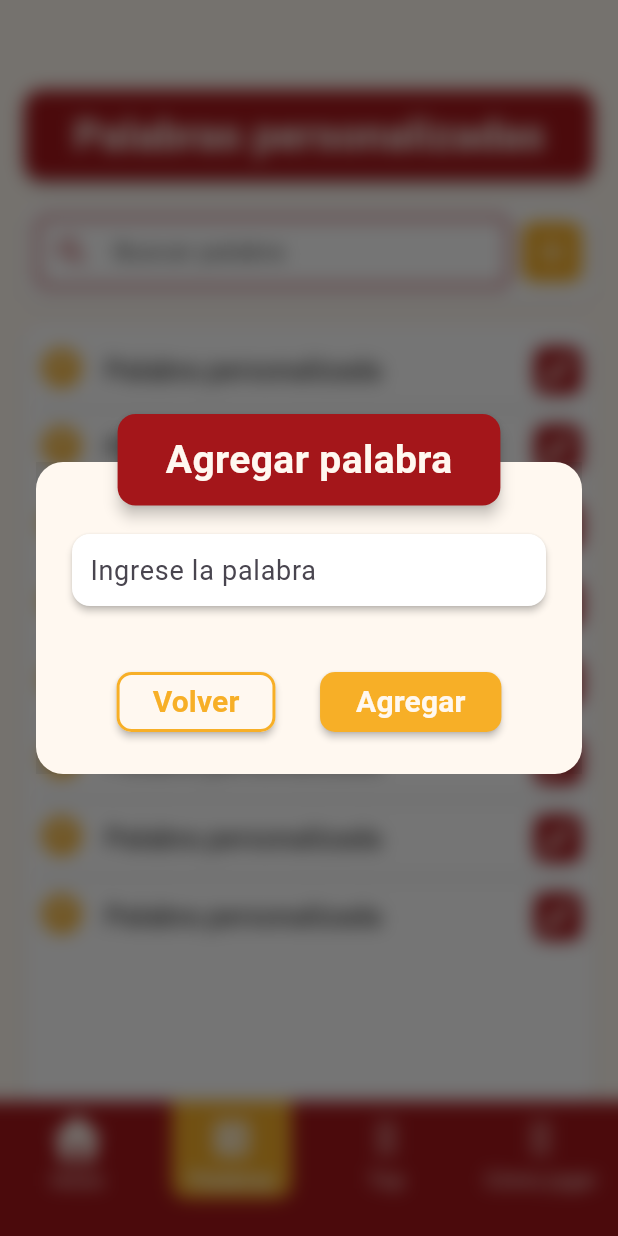
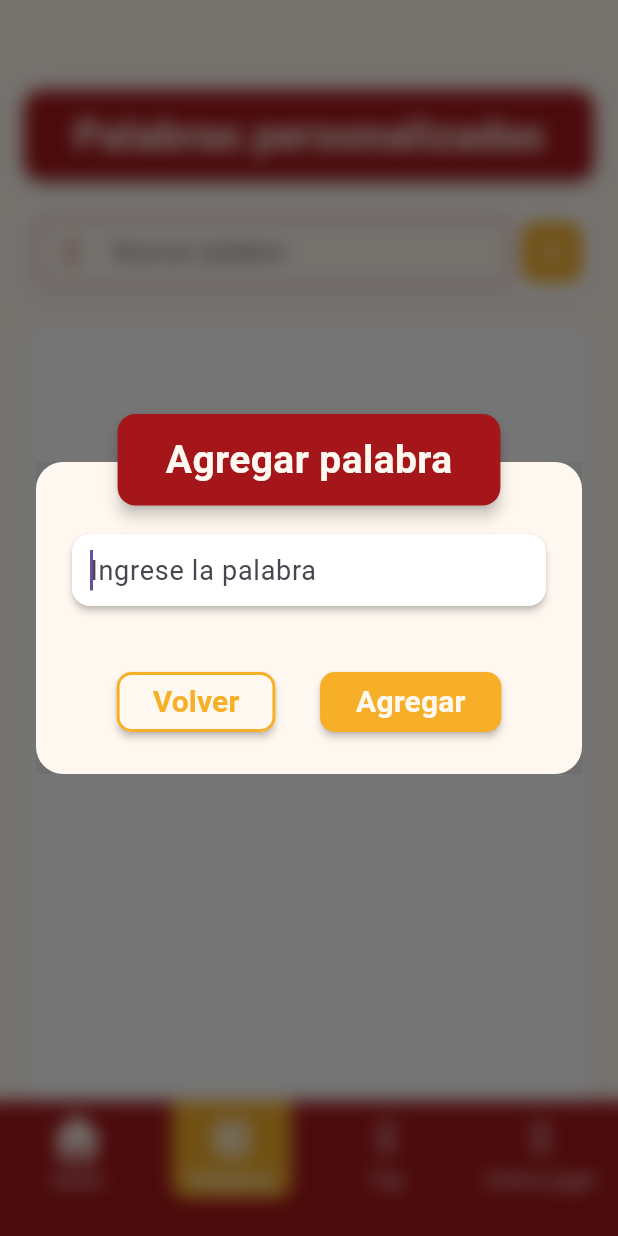
Before and after one commit to Nmcp1/Cocina2, a Flutter app: the MainMenuScreen screen opened by its route, item 2 of the bottom bar chosen, after a tap on the "add" icon, on a phone screen of 412 x 824 dp. Run offline on Flutter 3.47's test engine with Material 3 defaults, Android fonts, the phone set to English and light mode, and no system bars; our stand-ins replace diacritic, font_awesome_flutter, phosphor_flutter, shared_preferences, solar_icons; missing offline and left inert: iconify_flutter, ming_cute_icons; accounts and stored records are empty.

Commit message:
Update custom words screens, main menu details and add images

```diff
--- a/cocinagame/lib/pages/add_word_dialog.dart
+++ b/cocinagame/lib/pages/add_word_dialog.dart
@@ -13,6 +13,23 @@ class AddWordDialog extends StatefulWidget {
 
 class _AddWordDialogState extends State<AddWordDialog> {
   final TextEditingController _controller = TextEditingController();
+  final FocusNode _focusNode = FocusNode();
+
+  @override
+  void initState() {
+    super.initState();
+    // Solicita el foco al abrir el modal
+    Future.delayed(Duration.zero, () {
+      _focusNode.requestFocus();
+    });
+  }
+
+  void _submit() {
+    if (_controller.text.trim().isNotEmpty) {
+      widget.onAdd(_controller.text.trim());
+      Navigator.pop(context);
+    }
+  }
 
   @override
   Widget build(BuildContext context) {
@@ -50,16 +67,18 @@ class _AddWordDialogState extends State<AddWordDialog> {
                     padding: const EdgeInsets.symmetric(vertical: 0, horizontal: 12),
                     child: TextField(
                       controller: _controller,
+                      focusNode: _focusNode,
                       decoration: const InputDecoration(
                         border: InputBorder.none,
                         hintText: 'Ingrese la palabra',
                         hintStyle: TextStyle(fontSize: 18),
                       ),
                       style: const TextStyle(fontSize: 18),
+                      onSubmitted: (_) => _submit(), // Enter agrega palabra
                     ),
                   ),
                 ),
-                const SizedBox(height:40),
+                const SizedBox(height: 40),
                 // Botones alineados como en configurar partida
                 Row(
                   mainAxisAlignment: MainAxisAlignment.spaceEvenly,
@@ -91,12 +110,7 @@ class _AddWordDialogState extends State<AddWordDialog> {
                           borderRadius: BorderRadius.circular(10),
                         ),
                       ),
-                      onPressed: () {
-                        if (_controller.text.trim().isNotEmpty) {
-                          widget.onAdd(_controller.text.trim());
-                          Navigator.pop(context);
-                        }
-                      },
+                      onPressed: _submit,
                       child: const Text(
                         'Agregar',
                         style: TextStyle(
--- a/cocinagame/lib/pages/custom_words.dart
+++ b/cocinagame/lib/pages/custom_words.dart
@@ -3,6 +3,9 @@ import 'add_word_dialog.dart';
 import 'edit_word_dialog.dart';
 import '../constants/theme.dart';
 import '../main_nav_bar.dart';
+import 'package:ming_cute_icons/ming_cute_icons.dart';
+import 'package:diacritic/diacritic.dart';
+import 'package:shared_preferences/shared_preferences.dart';
 
 class CustomWordsScreen extends StatefulWidget {
   const CustomWordsScreen({super.key});
@@ -15,7 +18,17 @@ class _CustomWordsScreenState extends State<CustomWordsScreen> {
   int _selectedIndex = 1;
   final TextEditingController _searchController = TextEditingController();
 
-  final List<String> customWords = List.generate(8, (index) => 'Palabra personalizada');
+  // Lista de palabras personalizadas (inicia vacía)
+  List<String> customWords = [];
+
+  // Palabras filtradas según el buscador
+  List<String> get filteredWords {
+    final query = removeDiacritics(_searchController.text.trim().toLowerCase());
+    if (query.isEmpty) return customWords;
+    return customWords.where((word) =>
+      removeDiacritics(word.toLowerCase()).contains(query)
+    ).toList();
+  }
 
   void _onNavTap(int index) {
     setState(() {
@@ -29,6 +42,58 @@ class _CustomWordsScreenState extends State<CustomWordsScreen> {
         Navigator.pushNamed(context, '/comojugar');
       }
     });
+  }
+
+  // Cargar palabras al iniciar
+  @override
+  void initState() {
+    super.initState();
+    _searchController.addListener(() {
+      setState(() {}); // Actualiza la vista al escribir en el buscador
+    });
+    _loadWords();
+  }
+
+  Future<void> _loadWords() async {
+    final prefs = await SharedPreferences.getInstance();
+    setState(() {
+      customWords = prefs.getStringList('customWords') ?? [];
+    });
+  }
+
+  Future<void> _saveWords() async {
+    final prefs = await SharedPreferences.getInstance();
+    await prefs.setStringList('customWords', customWords);
+  }
+
+  // Al agregar palabra
+  void _addWord(String word) {
+    setState(() {
+      customWords.add(word);
+    });
+    _saveWords();
+  }
+
+  // Al editar palabra
+  void _editWord(int index, String newWord) {
+    setState(() {
+      customWords[index] = newWord;
+    });
+    _saveWords();
+  }
+
+  // Al eliminar palabra
+  void _deleteWord(int index) {
+    setState(() {
+      customWords.removeAt(index);
+    });
+    _saveWords();
+  }
+
+  @override
+  void dispose() {
+    _searchController.dispose();
+    super.dispose();
   }
 
   @override
@@ -80,19 +145,23 @@ class _CustomWordsScreenState extends State<CustomWordsScreen> {
                   child: TextField(
                     controller: _searchController,
                     decoration: InputDecoration(
-                      prefixIcon: const Icon(Icons.search, color: kPrimary),
+                      prefixIcon: const Icon(
+                        MingCuteIcons.mgc_search_3_fill,
+                        color: kPrimary,
+                        size: 26,
+                      ),
                       hintText: 'Buscar palabra',
                       hintStyle: const TextStyle(color: kText2),
                       filled: true,
-                      fillColor: kBackground2,
+                      fillColor: kBackground1,
                       contentPadding: const EdgeInsets.symmetric(vertical: 0, horizontal: 8),
                       enabledBorder: OutlineInputBorder(
                         borderRadius: BorderRadius.circular(8),
-                        borderSide: BorderSide(color: kPrimary, width: 2),
+                        borderSide: BorderSide(color: kPrimary, width: 1),
                       ),
                       focusedBorder: OutlineInputBorder(
                         borderRadius: BorderRadius.circular(8),
-                        borderSide: BorderSide(color: kPrimary, width: 2),
+                        borderSide: BorderSide(color: kPrimary, width: 1),
                       ),
                     ),
                   ),
@@ -108,9 +177,7 @@ class _CustomWordsScreenState extends State<CustomWordsScreen> {
                         context: context,
                         builder: (context) => AddWordDialog(
                           onAdd: (word) {
-                            setState(() {
-                              customWords.add(word);
-                            });
+                            _addWord(word);
                           },
                         ),
                       );
@@ -141,10 +208,21 @@ class _CustomWordsScreenState extends State<CustomWordsScreen> {
                   ),
                 ],
               ),
-              child: ListView.separated(
+              child: filteredWords.isEmpty
+                  ? Center(
+                      child: Text(
+                        'No hay palabras personalizadas',
+                        style: TextStyle(
+                          color: kText2,
+                          fontSize: 18,
+                          fontWeight: FontWeight.w500,
+                        ),
+                      ),
+                    )
+                  : ListView.separated(
                       padding: const EdgeInsets.symmetric(vertical: 12),
-                itemCount: customWords.length,
-                physics: const BouncingScrollPhysics(), // <-- scroll suave
+                      itemCount: filteredWords.length,
+                      physics: const BouncingScrollPhysics(),
                       separatorBuilder: (_, __) => Padding(
                         padding: const EdgeInsets.symmetric(horizontal: 8),
                         child: Divider(
@@ -155,7 +233,7 @@ class _CustomWordsScreenState extends State<CustomWordsScreen> {
                       ),
                       itemBuilder: (context, index) {
                         return Padding(
-                    padding: const EdgeInsets.symmetric(horizontal: 8, vertical: 2), // puedes ajustar vertical aquí también
+                          padding: const EdgeInsets.symmetric(horizontal: 8, vertical: 2),
                           child: Row(
                             children: [
                               // Ícono personalizado
@@ -163,7 +241,7 @@ class _CustomWordsScreenState extends State<CustomWordsScreen> {
                                 width: 34,
                                 height: 34,
                                 decoration: BoxDecoration(
-                            color: Colors.transparent, // Sin fondo, la imagen ya lo tiene
+                                  color: Colors.transparent,
                                   shape: BoxShape.circle,
                                 ),
                                 child: Center(
@@ -178,7 +256,7 @@ class _CustomWordsScreenState extends State<CustomWordsScreen> {
                               const SizedBox(width: 12),
                               Expanded(
                                 child: Text(
-                            customWords[index],
+                                  filteredWords[index],
                                   style: const TextStyle(
                                     color: kText1,
                                     fontSize: 18,
@@ -197,17 +275,18 @@ class _CustomWordsScreenState extends State<CustomWordsScreen> {
                                     showDialog(
                                       context: context,
                                       builder: (context) => EditWordDialog(
-                                  initialWord: customWords[index],
+                                        initialWord: filteredWords[index],
                                         onEdit: (newWord) {
-                                    setState(() {
-                                      customWords[index] = newWord;
-                                    });
+                                          final originalIndex = customWords.indexOf(filteredWords[index]);
+                                          if (originalIndex != -1) {
+                                            _editWord(originalIndex, newWord);
+                                          }
                                         },
                                         onDelete: () {
-                                    setState(() {
-                                      customWords.removeAt(index);
-                                    });
-                                    // Solo cierra los modales, no navega fuera de la pantalla
+                                          final originalIndex = customWords.indexOf(filteredWords[index]);
+                                          if (originalIndex != -1) {
+                                            _deleteWord(originalIndex);
+                                          }
                                         },
                                       ),
                                     );
--- a/cocinagame/lib/pages/main_menu_screen.dart
+++ b/cocinagame/lib/pages/main_menu_screen.dart
@@ -36,6 +36,7 @@ class _MainMenuScreenState extends State<MainMenuScreen> {
       backgroundColor: kTomate,
       body: Stack(
         children: [
+          // Media elipse arriba
           Positioned(
             top: 0,
             left: 0,
@@ -52,6 +53,7 @@ class _MainMenuScreenState extends State<MainMenuScreen> {
               ),
             ),
           ),
+          // Texto COCINA2 sobre la elipse
           Positioned(
             top: 60,
             left: 0,
@@ -67,27 +69,28 @@ class _MainMenuScreenState extends State<MainMenuScreen> {
               ),
             ),
           ),
+          // Contenido ovalado central
           Align(
             alignment: Alignment.center,
             child: Column(
               mainAxisAlignment: MainAxisAlignment.center,
               children: [
-                // Logo circular
+                const SizedBox(height: 85),
                 ClipOval(
                   child: SizedBox(
-                    width: 220,
-                    height: 220,
+                    width: 250,
+                    height: 250,
                     child: Image.asset(
                       'assets/images/logo_cocina2.png',
                       fit: BoxFit.cover,
                     ),
                   ),
                 ),
-                const SizedBox(height: 100),
+                const SizedBox(height: 60),
                 ElevatedButton(
                   style: ElevatedButton.styleFrom(
                     backgroundColor: kSecondary,
-                    minimumSize: const Size(290, 50),
+                    minimumSize: const Size(200, 50),
                     elevation: 4,
                     shape: RoundedRectangleBorder(
                       borderRadius: BorderRadius.circular(12),
@@ -100,7 +103,7 @@ class _MainMenuScreenState extends State<MainMenuScreen> {
                         onConfirm: (difficulty, useCustomWords) async {
                           final game = Game(
                             lives: 3,
-                            difficulty: difficulty, // <-- aquí se pasa la dificultad seleccionada
+                            difficulty: difficulty,
                             useCustomWords: useCustomWords,
                           );
                           try {
@@ -125,7 +128,18 @@ class _MainMenuScreenState extends State<MainMenuScreen> {
                   },
                   child: const Text(
                     'Jugar',
-                    style: TextStyle(fontSize: 22, color: kBackground2, fontWeight: FontWeight.bold),
+                    style: TextStyle(fontSize: 24, color: kBackground2, fontWeight: FontWeight.bold),
+                  ),
+                ),
+                const SizedBox(height: 40),
+                TextButton(
+                  onPressed: () => Navigator.pushReplacementNamed(context, '/'),
+                  child: const Text(
+                    'Cerrar sesión',
+                    style: TextStyle(
+                      color: kBackground1,
+                      fontSize: 18,
+                    ),
                   ),
                 ),
               ],
--- a/cocinagame/pubspec.yaml
+++ b/cocinagame/pubspec.yaml
@@ -15,6 +15,8 @@ dependencies:
   phosphor_flutter: ^2.0.1
   ming_cute_icons: ^0.0.7
   solar_icons: ^0.0.5
+  diacritic: ^0.1.3
+  shared_preferences: ^2.2.2
 
 dev_dependencies:
   flutter_test:
```
Also changed, not shown: cocinagame/lib/pages/edit_word_dialog.dart (+16 -8 lines), cocinagame/assets/images/betarraga.png (added), cocinagame/assets/images/bomba.png (added), cocinagame/assets/images/cebolla.png (added), cocinagame/assets/images/champiñon.png (added), cocinagame/assets/images/check.png (added), cocinagame/assets/images/dificultad.png (added), cocinagame/assets/images/estrella.png (added), cocinagame/assets/images/pimenton.png (added), cocinagame/assets/images/plato.png (added), cocinagame/assets/images/ronda.png (added), cocinagame/assets/images/tomate.png (added), cocinagame/assets/images/zanahoria.png (added), cocinagame/pubspec.lock, 1 other file. Lines whose indentation alone changed are shown as unchanged.
